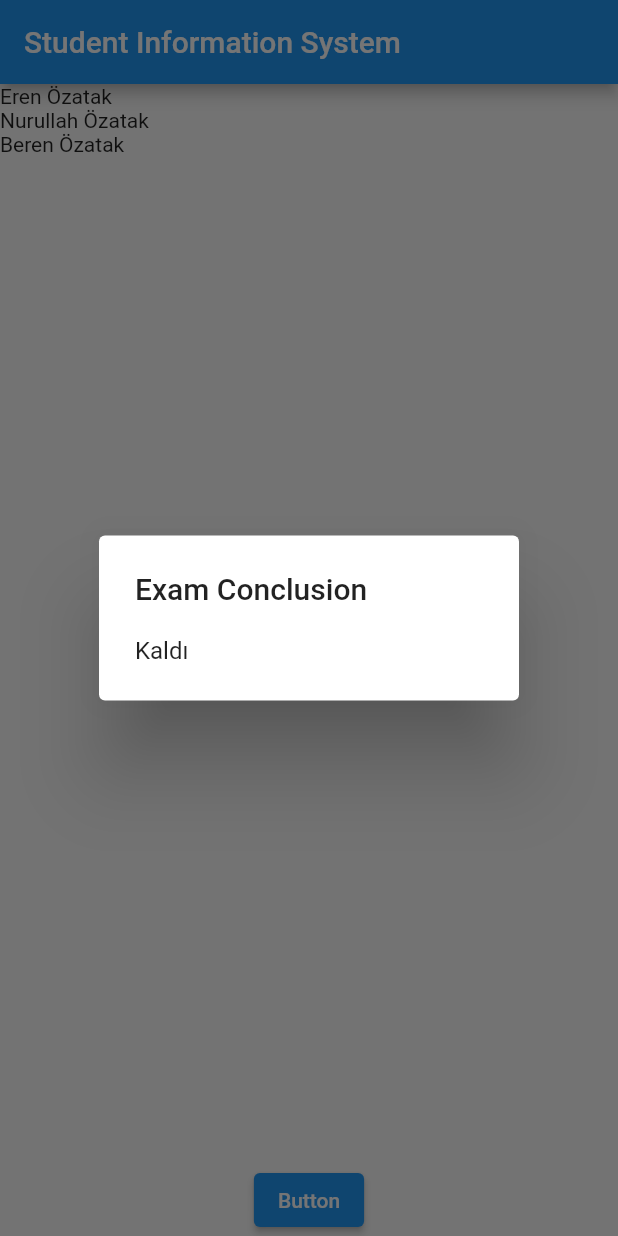
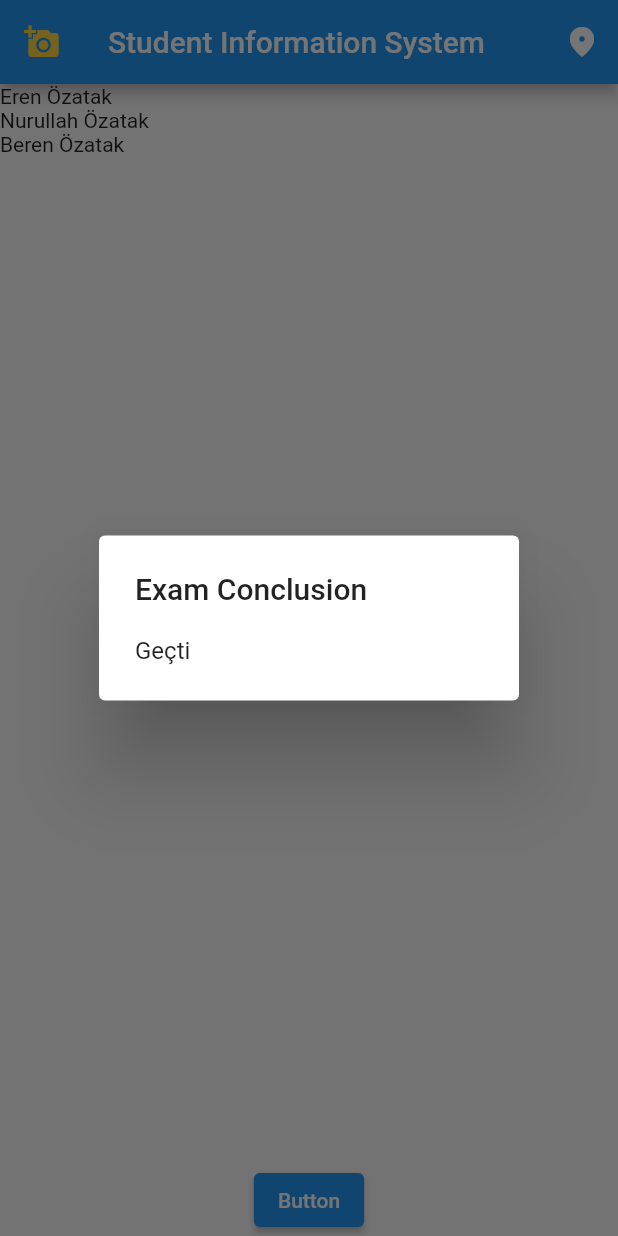
Before and after one commit to nurullahozatak/student_system_manager_flutter, a Flutter app: the screen it shows after launch, after a tap on "Button", on a phone screen of 412 x 824 dp. Run offline on Flutter 3.47's test engine with Material 2 defaults, Android fonts, the phone set to English and light mode, and no system bars.

Commit message:
buildBody added

```diff
--- a/lib/main.dart
+++ b/lib/main.dart
@@ -8,12 +8,48 @@ class MyApp extends StatelessWidget {
   @override
   String headTitle = 'Student Information System';
   var students = ["Eren Özatak", "Nurullah Özatak", "Beren Özatak"];
+
   Widget build(BuildContext context) {
     return Scaffold(
         appBar: AppBar(
+          leading: Icon(
+            Icons.add_a_photo,
+            color: Colors.amberAccent,
+          ),
+          actions: [
+            IconButton(
+              icon: Icon(Icons.place_sharp, color: Colors.white),
+              onPressed: () {},
+            )
+          ],
           title: Text(headTitle),
         ),
-      body: Column(
+        body: buildBody(context));
+  }
+
+  String calculateExam(int note) {
+    String message = "";
+
+    if (note >= 50) {
+      message = "Geçti";
+    } else if (note >= 40) {
+      message = "Bütünleme";
+    } else {
+      message = "Kaldı";
+    }
+    return message;
+  }
+
+  void showMessage(BuildContext context, String message) {
+    var alert = AlertDialog(
+      title: Text('Exam Conclusion'),
+      content: Text(message),
+    );
+    showDialog(context: context, builder: (BuildContext context) => alert);
+  }
+
+  Widget buildBody(BuildContext context) {
+    return Column(
       children: [
         Expanded(
             child: ListView.builder(
@@ -24,29 +60,12 @@ class MyApp extends StatelessWidget {
         Center(
           child: ElevatedButton(
               onPressed: () {
-                  String message;
-                  int note = 15;
-
-                  if (note >= 50) {
-                    message = "Geçti";
-                  } else if (note >= 40) {
-                    message = "Bütünleme";
-                  } else {
-                    message = "Kaldı";
-                  }
-
-                  var alert = AlertDialog(
-                    title: Text('Exam Conclusion'),
-                    content: Text(message),
-                  );
-                  showDialog(
-                      context: context,
-                      builder: (BuildContext context) => alert);
+                var message = calculateExam(55);
+                showMessage(context, message);
               },
               child: Text('Button')),
         ),
       ],
-      ),
     );
   }
 }
```
Also changed, not shown: 2 other files. Lines whose indentation alone changed are shown as unchanged.
